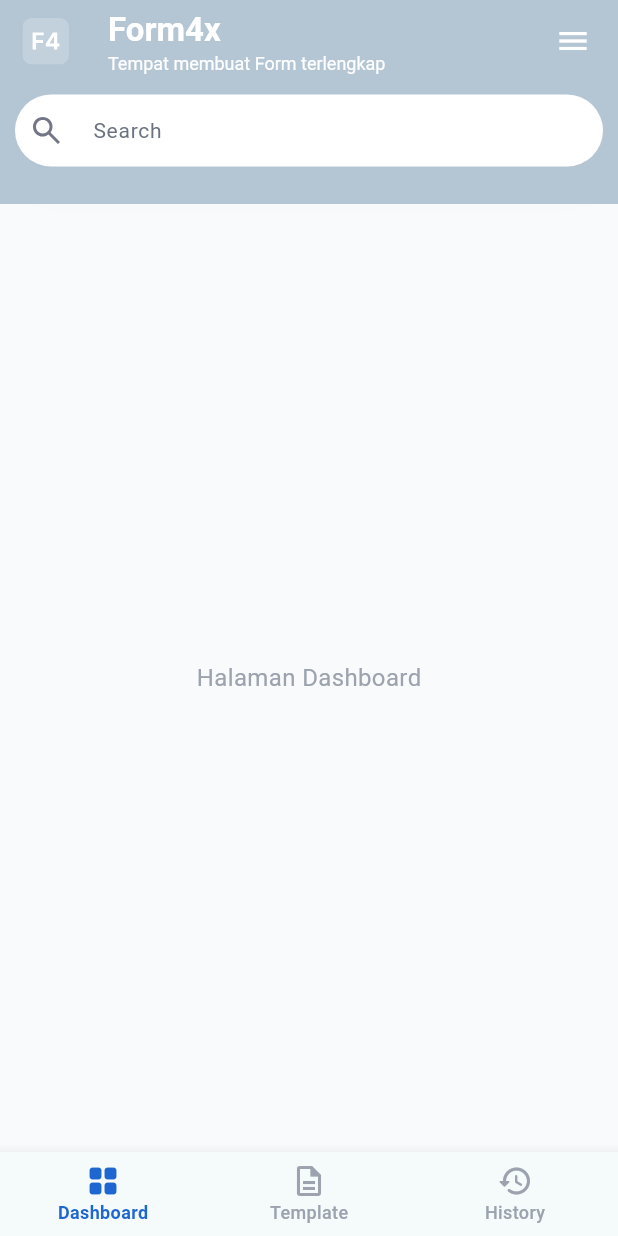
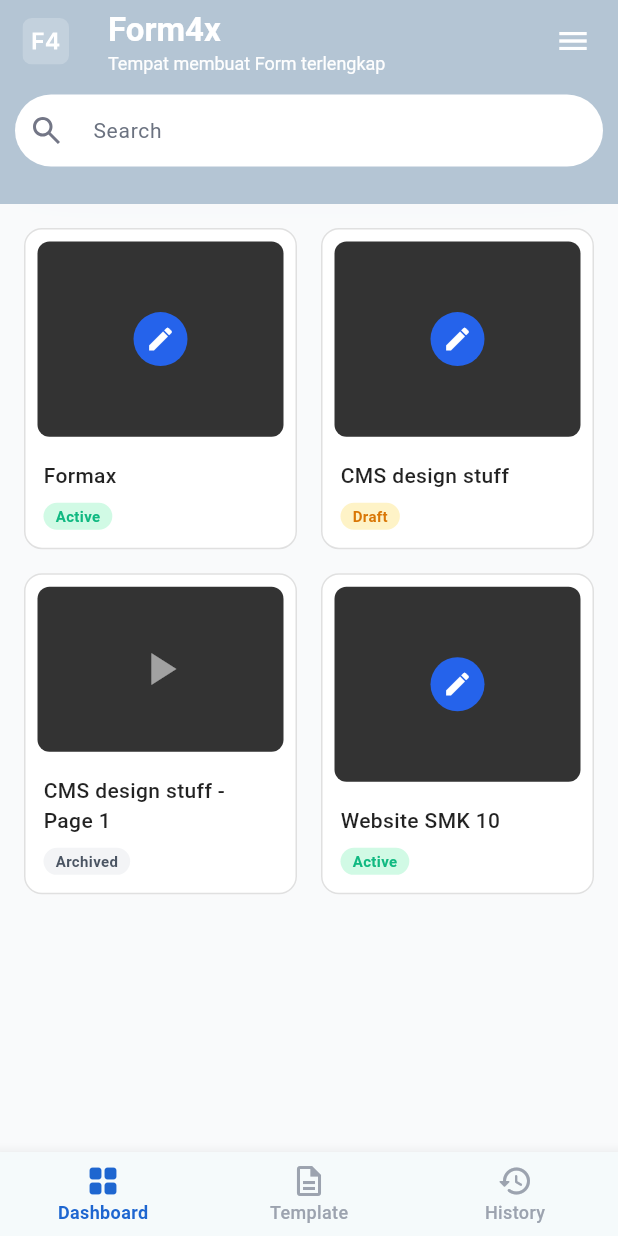
Before and after one commit to Farrghif/Formax, a Flutter app: the HomePage screen opened directly, on a phone screen of 412 x 824 dp. Run offline on Flutter 3.47's test engine with Material 3 defaults, Android fonts, the phone set to English and light mode, and no system bars; our stand-ins replace flutter_svg, shared_preferences; accounts and stored records are empty; network calls fail; project files that could hold a hidden picture were left out.

Commit message:
perbaikan4

```diff
--- a/mobile/lib/pages/home_page.dart
+++ b/mobile/lib/pages/home_page.dart
@@ -46,12 +46,7 @@ class _HomePageState extends State<HomePage> {
   Widget _buildBody() {
     switch (_selectedIndex) {
       case 0: // Dashboard
-        return const Center(
-          child: Text(
-            "Halaman Dashboard",
-            style: TextStyle(fontSize: 16, color: Color(0xFF9CA3AF)),
-          ),
-        );
+        return _buildDashboardTab();
       case 1: // Template
         return SingleChildScrollView(
           padding: const EdgeInsets.all(16.0),
@@ -78,6 +73,134 @@ class _HomePageState extends State<HomePage> {
       default:
         return const SizedBox.shrink();
     }
+  }
+
+  Widget _buildDashboardTab() {
+    final List<Map<String, dynamic>> projects = [
+      {"title": "Formax", "status": "Active", "icon": Icons.edit},
+      {"title": "CMS design stuff", "status": "Draft", "icon": Icons.edit},
+      {"title": "CMS design stuff - Page 1", "status": "Archived", "icon": Icons.play_arrow},
+      {"title": "Website SMK 10", "status": "Active", "icon": Icons.edit},
+    ];
+
+    return GridView.builder(
+      padding: const EdgeInsets.all(16.0),
+      gridDelegate: const SliverGridDelegateWithFixedCrossAxisCount(
+        crossAxisCount: 2,
+        crossAxisSpacing: 16.0,
+        mainAxisSpacing: 16.0,
+        childAspectRatio: 0.85,
+      ),
+      itemCount: projects.length,
+      itemBuilder: (context, index) {
+        final project = projects[index];
+        return _buildProjectCard(project);
+      },
+    );
+  }
+
+  Widget _buildProjectCard(Map<String, dynamic> project) {
+    Color statusBgColor;
+    Color statusTextColor;
+
+    switch (project["status"]) {
+      case "Active":
+        statusBgColor = const Color(0xFFD1FAE5);
+        statusTextColor = const Color(0xFF10B981);
+        break;
+      case "Draft":
+        statusBgColor = const Color(0xFFFEF3C7);
+        statusTextColor = const Color(0xFFD97706);
+        break;
+      case "Archived":
+        statusBgColor = const Color(0xFFF3F4F6);
+        statusTextColor = const Color(0xFF4B5563);
+        break;
+      default:
+        statusBgColor = Colors.grey.shade200;
+        statusTextColor = Colors.grey.shade700;
+    }
+
+    return Container(
+      decoration: BoxDecoration(
+        color: Colors.white,
+        borderRadius: BorderRadius.circular(12),
+        border: Border.all(color: Colors.black12, width: 1),
+      ),
+      child: Column(
+        crossAxisAlignment: CrossAxisAlignment.start,
+        children: [
+          // Dark Thumbnail Section
+          Expanded(
+            child: Padding(
+              padding: const EdgeInsets.all(8.0),
+              child: Container(
+                width: double.infinity,
+                decoration: BoxDecoration(
+                  color: const Color(0xFF333333),
+                  borderRadius: BorderRadius.circular(8),
+                ),
+                child: Center(
+                  child: Container(
+                    padding: const EdgeInsets.all(8),
+                    decoration: BoxDecoration(
+                      color: project["icon"] == Icons.play_arrow
+                          ? Colors.transparent
+                          : const Color(0xFF2563EB),
+                      shape: BoxShape.circle,
+                    ),
+                    child: Icon(
+                      project["icon"],
+                      color: project["icon"] == Icons.play_arrow
+                          ? Colors.white54
+                          : Colors.white,
+                      size: project["icon"] == Icons.play_arrow ? 36 : 20,
+                    ),
+                  ),
+                ),
+              ),
+            ),
+          ),
+          // Text and Status Badge
+          Padding(
+            padding: const EdgeInsets.symmetric(horizontal: 12.0, vertical: 8.0),
+            child: Column(
+              crossAxisAlignment: CrossAxisAlignment.start,
+              mainAxisSize: MainAxisSize.min,
+              children: [
+                Text(
+                  project["title"],
+                  style: const TextStyle(
+                    fontSize: 14,
+                    fontWeight: FontWeight.w500,
+                    color: Colors.black87,
+                  ),
+                  maxLines: 2,
+                  overflow: TextOverflow.ellipsis,
+                ),
+                const SizedBox(height: 8),
+                Container(
+                  padding: const EdgeInsets.symmetric(horizontal: 8, vertical: 2),
+                  decoration: BoxDecoration(
+                    color: statusBgColor,
+                    borderRadius: BorderRadius.circular(12),
+                  ),
+                  child: Text(
+                    project["status"],
+                    style: TextStyle(
+                      color: statusTextColor,
+                      fontSize: 10,
+                      fontWeight: FontWeight.bold,
+                    ),
+                  ),
+                ),
+                const SizedBox(height: 4),
+              ],
+            ),
+          ),
+        ],
+      ),
+    );
   }
 
   @override
```
Also changed, not shown: 3 other files.
